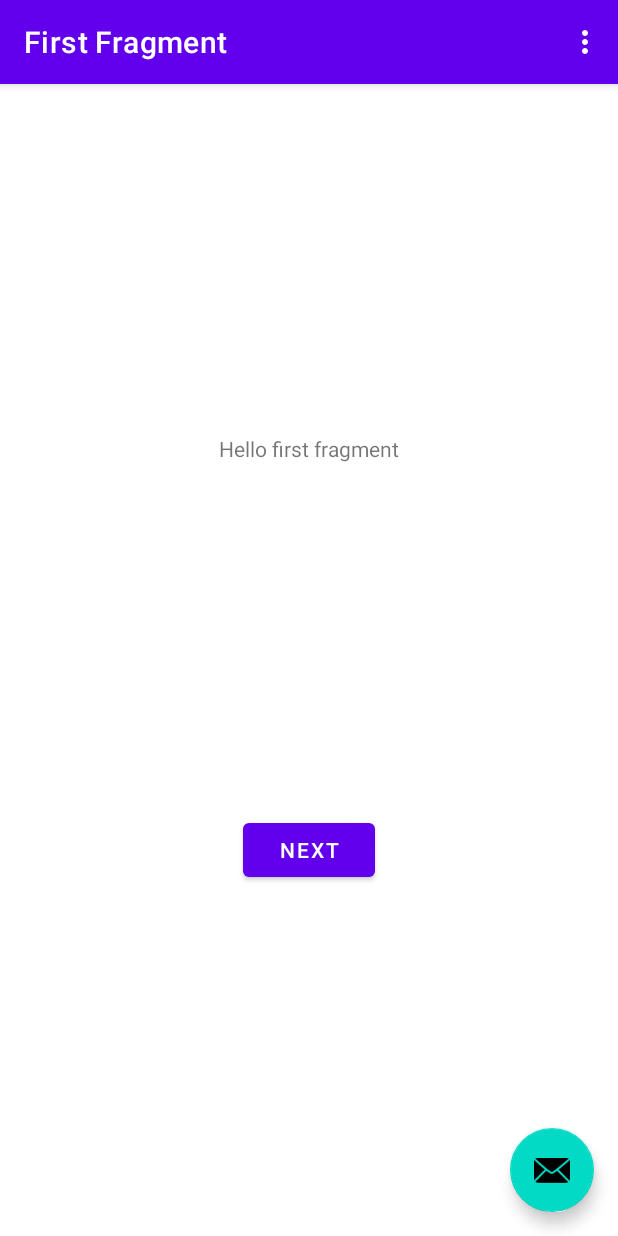
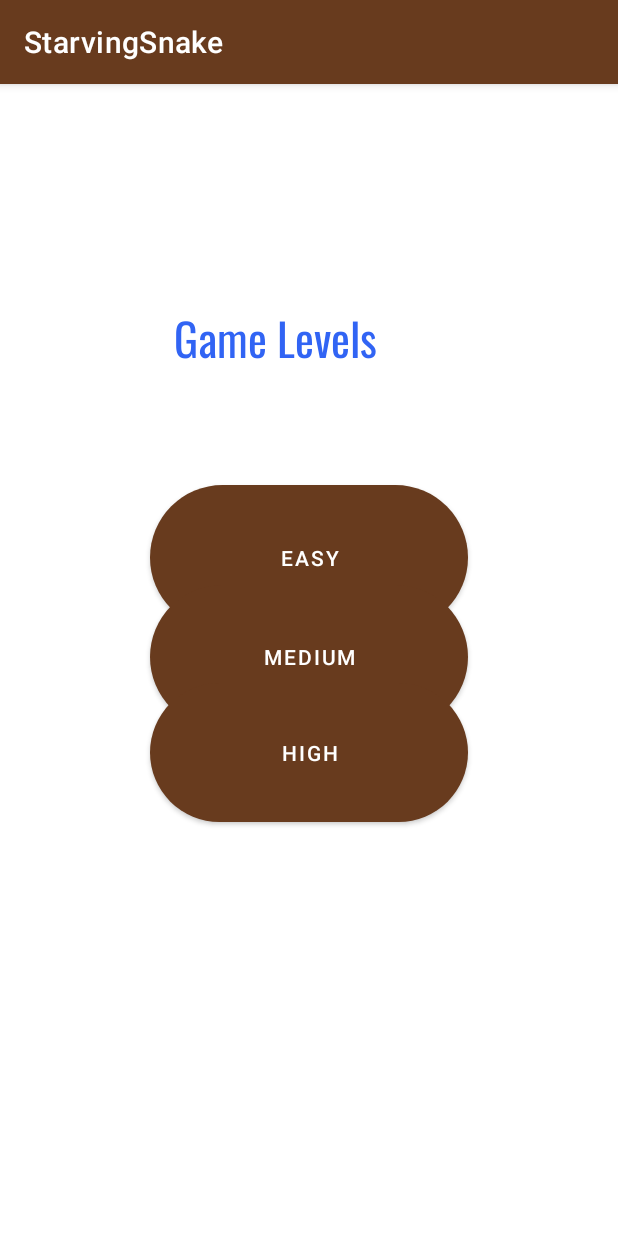
Before and after one commit to rayalajeevan/StarvingSnake, an Android app: the screen it shows after launch (MainActivity before the commit, GameLevelActivity after it), on a phone screen of 412 x 824 dp. Run offline under Robolectric (Android 15) with nearby library versions, the phone set to English and light mode, and no system bars.

Commit message:
added initial comit for

```diff
--- a/app/src/main/AndroidManifest.xml
+++ b/app/src/main/AndroidManifest.xml
@@ -14,15 +14,20 @@
         android:theme="@style/Theme.StarvingSnake"
         tools:targetApi="31">
         <activity
+            android:name=".GameLevelActivity"
+            android:exported="true" >
+        <intent-filter>
+            <action android:name="android.intent.action.MAIN" />
+
+            <category android:name="android.intent.category.LAUNCHER" />
+        </intent-filter>
+        </activity>
+        <activity
             android:name=".MainActivity"
             android:exported="true"
             android:label="@string/app_name"
             android:theme="@style/Theme.StarvingSnake.NoActionBar">
-            <intent-filter>
-                <action android:name="android.intent.action.MAIN" />
 
-                <category android:name="android.intent.category.LAUNCHER" />
-            </intent-filter>
         </activity>
     </application>
 
--- /dev/null
+++ b/app/src/main/java/com/example/starvingsnake/GameLevelActivity.kt
@@ -0,0 +1,11 @@
+package com.example.starvingsnake
+
+import androidx.appcompat.app.AppCompatActivity
+import android.os.Bundle
+
+class GameLevelActivity : AppCompatActivity() {
+    override fun onCreate(savedInstanceState: Bundle?) {
+        super.onCreate(savedInstanceState)
+        setContentView(R.layout.activity_game_level)
+    }
+}
--- /dev/null
+++ b/app/src/main/res/drawable/round1.xml
@@ -0,0 +1,5 @@
+<?xml version="1.0" encoding="utf-8"?>
+<shape xmlns:android="http://schemas.android.com/apk/res/android">
+    <corners  android:radius="50dp"/>
+    <solid android:color="@color/mm"></solid>
+</shape>
--- /dev/null
+++ b/app/src/main/res/font/oswald.xml
@@ -0,0 +1,7 @@
+<?xml version="1.0" encoding="utf-8"?>
+<font-family xmlns:android="http://schemas.android.com/apk/res/android">
+    <font
+        android:fontStyle="normal"
+        android:fontWeight="400"
+        android:font="@font/oswald"/>
+</font-family>
--- /dev/null
+++ b/app/src/main/res/layout/activity_game_level.xml
@@ -0,0 +1,72 @@
+<?xml version="1.0" encoding="utf-8"?>
+<RelativeLayout xmlns:android="http://schemas.android.com/apk/res/android"
+    xmlns:app="http://schemas.android.com/apk/res-auto"
+    xmlns:tools="http://schemas.android.com/tools"
+    android:layout_width="match_parent"
+    android:layout_height="match_parent"
+    tools:context=".MainActivity">
+
+
+    <Button
+        android:id="@+id/button2"
+        android:layout_width="wrap_content"
+        android:layout_height="60dp"
+        android:layout_alignParentStart="true"
+        android:layout_alignParentTop="true"
+        android:layout_alignParentEnd="true"
+        android:layout_alignParentBottom="true"
+        android:layout_marginStart="100dp"
+        android:layout_marginTop="267dp"
+        android:layout_marginEnd="100dp"
+        android:layout_marginBottom="404dp"
+        android:background="@drawable/round1"
+        android:text="Easy"
+        android:textColor="@color/white" />
+
+    <Button
+        android:id="@+id/button12"
+        android:layout_width="226dp"
+        android:layout_height="wrap_content"
+        android:layout_alignParentStart="true"
+        android:layout_alignParentTop="true"
+        android:layout_alignParentEnd="true"
+        android:layout_alignParentBottom="true"
+        android:layout_marginStart="100dp"
+        android:layout_marginTop="334dp"
+        android:layout_marginEnd="100dp"
+        android:layout_marginBottom="338dp"
+        android:background="@drawable/round1"
+        android:text="Medium"
+        android:textColor="@color/white" />
+
+    <Button
+        android:id="@+id/button3"
+        android:layout_width="231dp"
+        android:layout_height="56dp"
+        android:layout_alignParentStart="true"
+        android:layout_alignParentTop="true"
+        android:layout_alignParentEnd="true"
+        android:layout_alignParentBottom="true"
+        android:layout_marginStart="100dp"
+        android:layout_marginTop="399dp"
+        android:layout_marginEnd="100dp"
+        android:layout_marginBottom="276dp"
+        android:background="@drawable/round1"
+        android:text="High"
+        android:textColor="@color/white" />
+
+    <TextView
+        android:id="@+id/textView2"
+        android:layout_width="189dp"
+        android:layout_height="69dp"
+        android:layout_alignParentStart="true"
+        android:layout_alignParentEnd="true"
+        android:layout_alignParentBottom="true"
+        android:layout_marginStart="116dp"
+        android:layout_marginEnd="106dp"
+        android:layout_marginBottom="555dp"
+        android:fontFamily="@font/oswald"
+        android:text="Game Levels"
+        android:textColor="@color/game_lvl_clr"
+        android:textSize="30dp" />
+</RelativeLayout>
--- /dev/null
+++ b/app/src/main/res/layout/player_details.xml
@@ -0,0 +1,23 @@
+<?xml version="1.0" encoding="utf-8"?>
+<androidx.constraintlayout.widget.ConstraintLayout xmlns:android="http://schemas.android.com/apk/res/android"
+    xmlns:app="http://schemas.android.com/apk/res-auto"
+    xmlns:tools="http://schemas.android.com/tools"
+    android:layout_width="match_parent"
+    android:layout_height="match_parent">
+
+    <TextView
+        android:id="@+id/textView"
+        android:layout_width="wrap_content"
+        android:layout_height="wrap_content"
+        android:fontFamily="@font/oswald"
+        android:text="Enter Player Details"
+        android:textAlignment="center"
+        android:textAppearance="@style/TextAppearance.AppCompat.Body1"
+        android:textSize="50dp"
+        android:textStyle="bold"
+        app:layout_constraintBottom_toBottomOf="parent"
+        app:layout_constraintEnd_toEndOf="parent"
+        app:layout_constraintStart_toStartOf="parent"
+        app:layout_constraintTop_toTopOf="parent"
+        app:layout_constraintVertical_bias="0.18" />
+</androidx.constraintlayout.widget.ConstraintLayout>
--- a/app/src/main/res/values/colors.xml
+++ b/app/src/main/res/values/colors.xml
@@ -6,5 +6,10 @@
     <color name="teal_200">#FF03DAC5</color>
     <color name="teal_700">#FF018786</color>
     <color name="black">#FF000000</color>
+
+    <color name="mm">#683B1E</color>
+
     <color name="white">#FFFFFFFF</color>
+    <color name="game_lvl_clr">#3164f4</color>
+
 </resources>
--- a/app/src/main/res/values/themes.xml
+++ b/app/src/main/res/values/themes.xml
@@ -2,13 +2,13 @@
     <!-- Base application theme. -->
     <style name="Theme.StarvingSnake" parent="Theme.MaterialComponents.DayNight.DarkActionBar">
         <!-- Primary brand color. -->
-        <item name="colorPrimary">@color/purple_500</item>
-        <item name="colorPrimaryVariant">@color/purple_700</item>
-        <item name="colorOnPrimary">@color/white</item>
+        <item name="colorPrimary">@color/mm</item>
+        <item name="colorPrimaryVariant">@color/mm</item>
+        <item name="colorOnPrimary">@color/mm</item>
         <!-- Secondary brand color. -->
-        <item name="colorSecondary">@color/teal_200</item>
-        <item name="colorSecondaryVariant">@color/teal_700</item>
-        <item name="colorOnSecondary">@color/black</item>
+        <item name="colorSecondary">@color/mm</item>
+        <item name="colorSecondaryVariant">@color/mm</item>
+        <item name="colorOnSecondary">@color/mm</item>
         <!-- Status bar color. -->
         <item name="android:statusBarColor" tools:targetApi="l">?attr/colorPrimaryVariant</item>
         <!-- Customize your theme here. -->
--- a/build.gradle
+++ b/build.gradle
@@ -2,7 +2,7 @@
 plugins {
     id 'com.android.application' version '7.2.1' apply false
     id 'com.android.library' version '7.2.1' apply false
-    id 'org.jetbrains.kotlin.android' version '1.6.10' apply false
+    id 'org.jetbrains.kotlin.android' version '1.7.10' apply false
 }
 
 task clean(type: Delete) {
```
Also changed, not shown: app/src/main/res/font/oswald.ttf (added), 1 other file.
